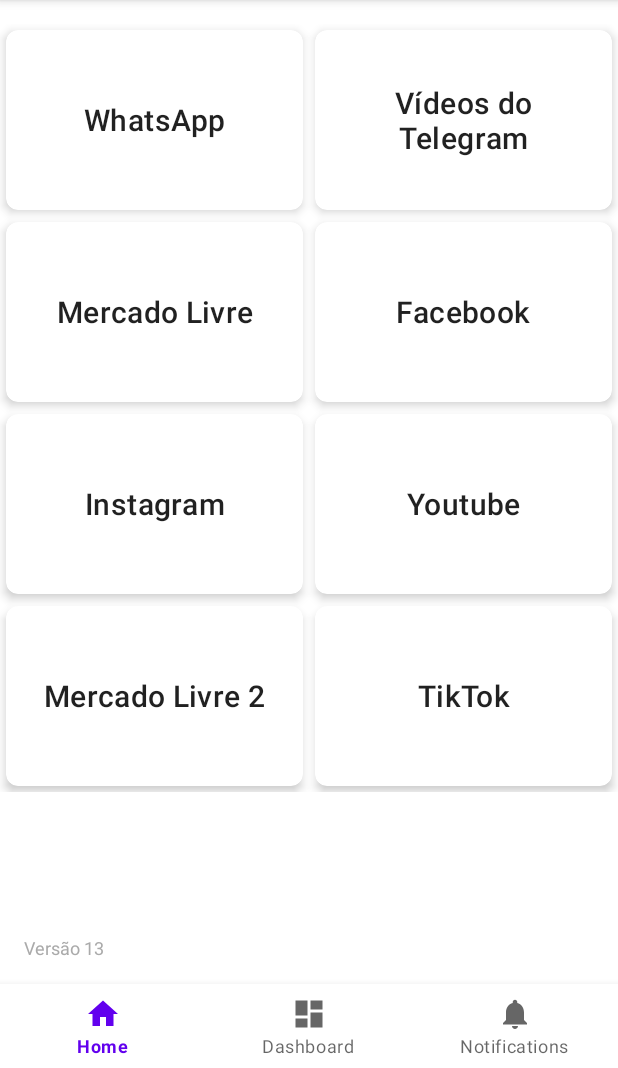
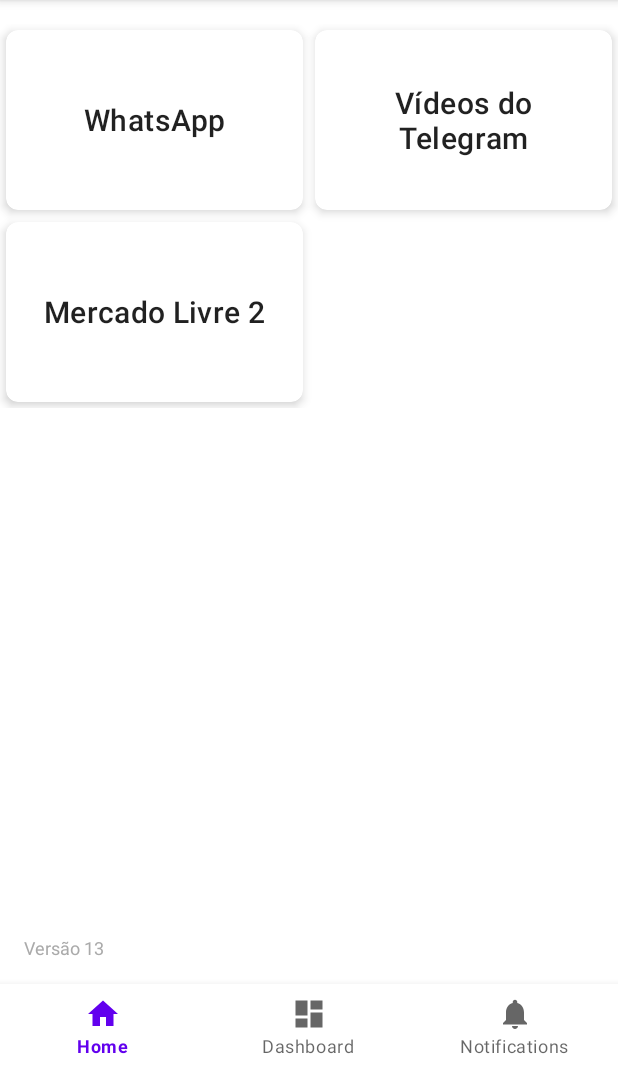
Before and after one commit to Daosilv/AnunciosAndroid, an Android app: the screen it shows after launch (MainActivity), on a phone screen of 412 x 824 dp, the part 168-1236 px from its top. Run offline under Robolectric (Android 15) with nearby library versions, the phone set to English and light mode, and no system bars; our stand-ins replace navigation-ui.

Commit message:
Versão 17: Remoção de módulos Facebook, Instagram, Youtube, TikTok e Mercado Livre da Home

```diff
--- a/app/src/main/java/com/example/geradordeanncios/ui/home/HomeFragment.kt
+++ b/app/src/main/java/com/example/geradordeanncios/ui/home/HomeFragment.kt
@@ -34,17 +34,7 @@ class HomeFragment : Fragment() {
             findNavController().navigate(R.id.action_navigation_home_to_telegramVideoFragment)
         }
 
-        binding.mercadoLivreCard.setOnClickListener {
-            findNavController().navigate(R.id.action_navigation_home_to_mercadoLivreFragment)
-        }
 
-        binding.facebookCard.setOnClickListener {
-            findNavController().navigate(R.id.action_navigation_home_to_facebookFormFragment)
-        }
-
-        binding.instagramCard.setOnClickListener {
-            findNavController().navigate(R.id.action_navigation_home_to_instagramFragment)
-        }
 
         binding.mercadoLivre2Card.setOnClickListener {
             findNavController().navigate(R.id.action_navigation_home_to_mercadoLivre2Fragment)
--- a/app/src/main/res/layout/fragment_home.xml
+++ b/app/src/main/res/layout/fragment_home.xml
@@ -55,69 +55,7 @@
                 android:textAppearance="@style/TextAppearance.MaterialComponents.Headline6" />
         </com.google.android.material.card.MaterialCardView>
 
-        <com.google.android.material.card.MaterialCardView
-            android:id="@+id/mercado_livre_card"
-            android:layout_width="0dp"
-            android:layout_height="wrap_content"
-            android:layout_columnWeight="1"
-            app:cardCornerRadius="8dp"
-            app:cardElevation="4dp">
 
-            <TextView
-                android:layout_width="match_parent"
-                android:layout_height="120dp"
-                android:gravity="center"
-                android:text="Mercado Livre"
-                android:textAppearance="@style/TextAppearance.MaterialComponents.Headline6" />
-        </com.google.android.material.card.MaterialCardView>
-
-        <com.google.android.material.card.MaterialCardView
-            android:id="@+id/facebook_card"
-            android:layout_width="0dp"
-            android:layout_height="wrap_content"
-            android:layout_columnWeight="1"
-            app:cardCornerRadius="8dp"
-            app:cardElevation="4dp">
-
-            <TextView
-                android:layout_width="match_parent"
-                android:layout_height="120dp"
-                android:gravity="center"
-                android:text="Facebook"
-                android:textAppearance="@style/TextAppearance.MaterialComponents.Headline6" />
-        </com.google.android.material.card.MaterialCardView>
-
-        <com.google.android.material.card.MaterialCardView
-            android:id="@+id/instagram_card"
-            android:layout_width="0dp"
-            android:layout_height="wrap_content"
-            android:layout_columnWeight="1"
-            app:cardCornerRadius="8dp"
-            app:cardElevation="4dp">
-
-            <TextView
-                android:layout_width="match_parent"
-                android:layout_height="120dp"
-                android:gravity="center"
-                android:text="Instagram"
-                android:textAppearance="@style/TextAppearance.MaterialComponents.Headline6" />
-        </com.google.android.material.card.MaterialCardView>
-
-        <com.google.android.material.card.MaterialCardView
-            android:id="@+id/youtube_card"
-            android:layout_width="0dp"
-            android:layout_height="wrap_content"
-            android:layout_columnWeight="1"
-            app:cardCornerRadius="8dp"
-            app:cardElevation="4dp">
-
-            <TextView
-                android:layout_width="match_parent"
-                android:layout_height="120dp"
-                android:gravity="center"
-                android:text="Youtube"
-                android:textAppearance="@style/TextAppearance.MaterialComponents.Headline6" />
-        </com.google.android.material.card.MaterialCardView>
 
         <com.google.android.material.card.MaterialCardView
             android:id="@+id/mercado_livre2_card"
@@ -135,21 +73,7 @@
                 android:textAppearance="@style/TextAppearance.MaterialComponents.Headline6" />
         </com.google.android.material.card.MaterialCardView>
 
-        <com.google.android.material.card.MaterialCardView
-            android:id="@+id/tiktok_card"
-            android:layout_width="0dp"
-            android:layout_height="wrap_content"
-            android:layout_columnWeight="1"
-            app:cardCornerRadius="8dp"
-            app:cardElevation="4dp">
 
-            <TextView
-                android:layout_width="match_parent"
-                android:layout_height="120dp"
-                android:gravity="center"
-                android:text="TikTok"
-                android:textAppearance="@style/TextAppearance.MaterialComponents.Headline6" />
-        </com.google.android.material.card.MaterialCardView>
 
     </GridLayout>
 
```
